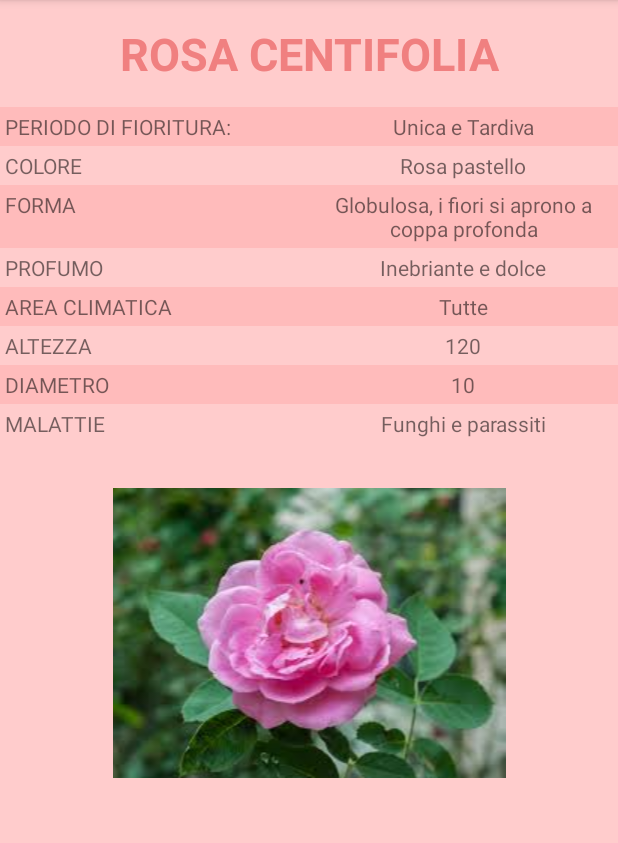
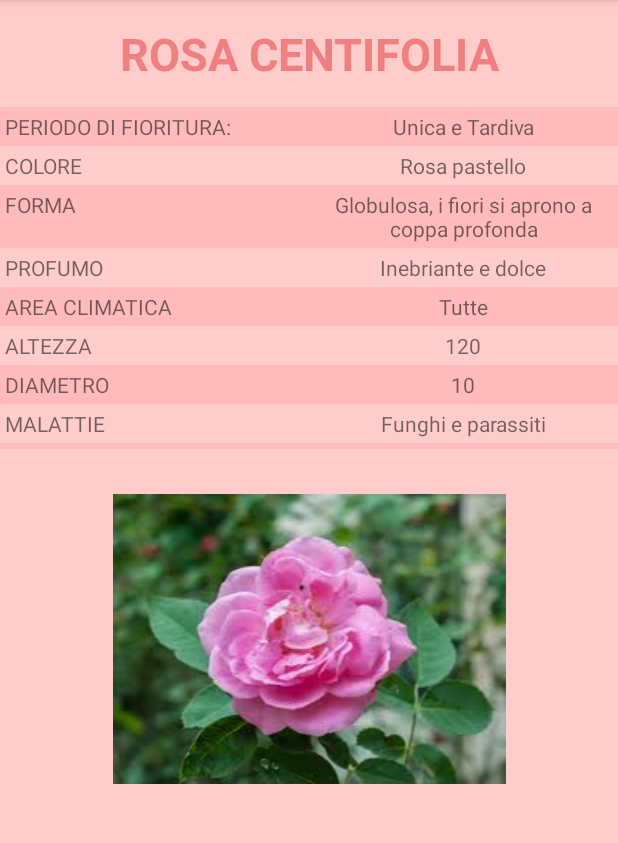
Before and after one commit to angeliluca/Esame00, an Android app: the centifoliaTec screen opened directly, with no data from a screen before it, on a phone screen of 412 x 824 dp, the part 84-927 px from its top. Run offline under Robolectric (Android 15) with nearby library versions, the phone set to English and light mode, and no system bars.

Commit message:
Modifiche al layout delle rose tecnico

```diff
--- a/app/src/main/res/layout/activity_centifolia_tec.xml
+++ b/app/src/main/res/layout/activity_centifolia_tec.xml
@@ -1,4 +1,5 @@
 <?xml version="1.0" encoding="utf-8"?>
+
 <TableLayout xmlns:android="http://schemas.android.com/apk/res/android"
     android:layout_width="match_parent"
     android:layout_height="match_parent"
@@ -144,6 +145,13 @@
             android:layout_width="0dp"/>
 
     </TableRow>
+    <TableRow
+        android:background="@color/tec2">
+        <View
+            android:layout_height="4dp"
+            android:layout_width="match_parent"
+            android:layout_span="2"/>
+    </TableRow>
 
     <ImageView
         android:id="@+id/Rosa"
```
